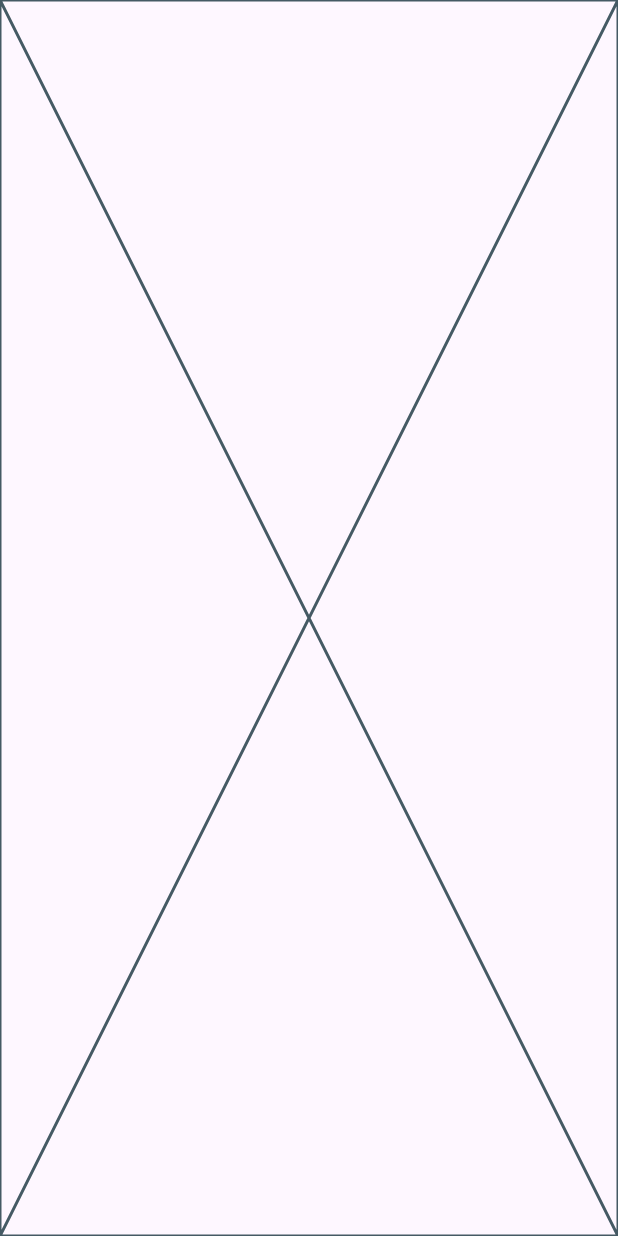
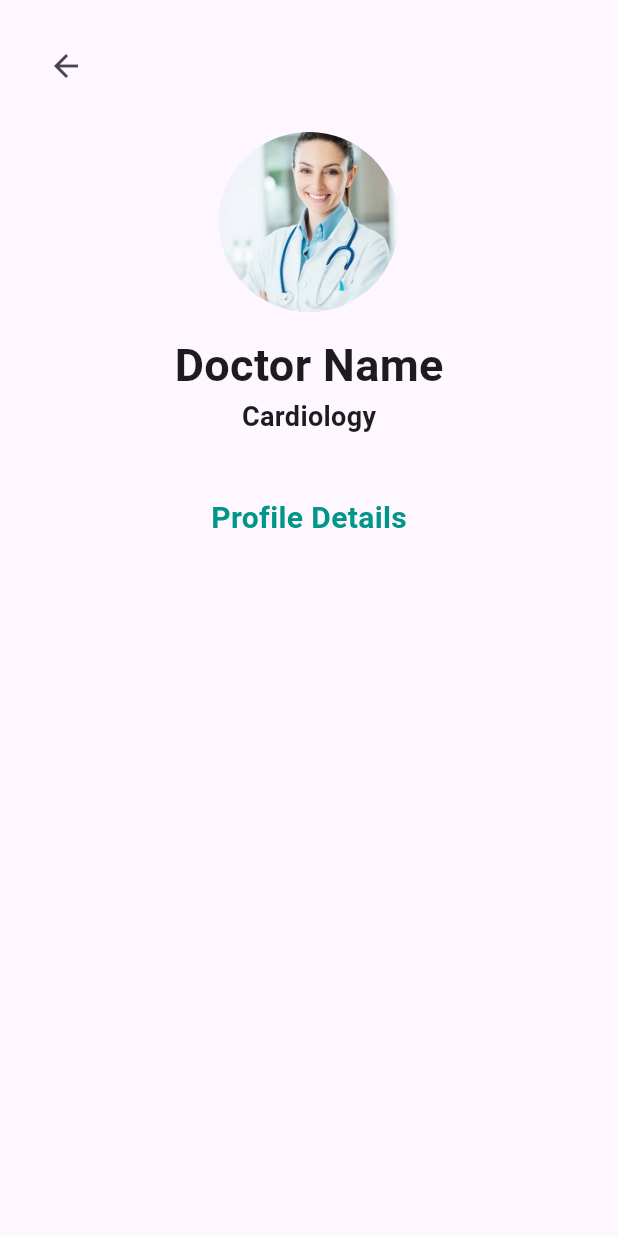
Before and after one commit to abdulrhmanGhandour/medic-app, a Flutter app: the DoctorProfileView screen opened by its route, on a phone screen of 412 x 824 dp. Run offline on Flutter 3.47's test engine with Material 3 defaults, Android fonts, the phone set to English and light mode, and no system bars; our stand-ins replace firebase_core, go_router; accounts and stored records are empty.

Commit message:
cerate profile view

```diff
--- /dev/null
+++ b/lib/features/doctor profile/presanteion/view/widget/custom_profile_app_bar.dart
@@ -0,0 +1,19 @@
+import 'package:flutter/material.dart';
+import 'package:go_router/go_router.dart';
+
+class CustomDoctorProfileAppBar extends StatelessWidget {
+  const CustomDoctorProfileAppBar({super.key});
+
+  @override
+  Widget build(BuildContext context) {
+    return Row(
+      children: [
+        IconButton(
+            onPressed: () {
+              GoRouter.of(context).pop();
+            },
+            icon: const Icon(Icons.arrow_back)),
+      ],
+    );
+  }
+}
--- /dev/null
+++ b/lib/features/doctor profile/presanteion/view/widget/doctor_profile_info.dart
@@ -0,0 +1,32 @@
+import 'package:flutter/material.dart';
+import 'package:medicapp/core/utls/assets.dart';
+import 'package:medicapp/core/utls/styles.dart';
+
+class ProfileInfo extends StatelessWidget {
+  const ProfileInfo({super.key});
+
+  @override
+  Widget build(BuildContext context) {
+    return Column(
+      children: [
+        const Center(
+          child: CircleAvatar(
+            radius: 60,
+            backgroundImage: AssetImage(AssetsData.kDoctor2Image),
+          ),
+        ),
+        const SizedBox(
+          height: 14,
+        ),
+        const Text(
+          'Doctor Name',
+          style: Styles.textStyle30,
+        ),
+        Text(
+          'Cardiology',
+          style: Styles.textStyle18.copyWith(fontWeight: FontWeight.bold),
+        ),
+      ],
+    );
+  }
+}
--- a/lib/features/doctor profile/presanteion/view/widget/doctor_profile_view_body.dart
+++ b/lib/features/doctor profile/presanteion/view/widget/doctor_profile_view_body.dart
@@ -1,10 +1,29 @@
 import 'package:flutter/material.dart';
+import 'package:medicapp/features/doctor%20profile/presanteion/view/widget/custom_profile_app_bar.dart';
+import 'package:medicapp/features/doctor%20profile/presanteion/view/widget/doctor_profile_info.dart';
+import 'package:medicapp/features/doctor%20profile/presanteion/view/widget/profile_details.dart';
+//import 'package:medicapp/core/utls/styles.dart';
 
 class DoctorProfileViewBody extends StatelessWidget {
   const DoctorProfileViewBody({super.key});
 
   @override
   Widget build(BuildContext context) {
-    return const Placeholder();
+    return const Padding(
+      padding: EdgeInsets.all(20.0),
+      child: Column(
+        children: [
+          CustomDoctorProfileAppBar(),
+          SizedBox(
+            height: 20,
+          ),
+          ProfileInfo(),
+            SizedBox(
+            height: 40,
+          ),
+          ProfileDerailsSection(),
+        ],
+      ),
+    );
   }
 }
--- /dev/null
+++ b/lib/features/doctor profile/presanteion/view/widget/profile_details.dart
@@ -0,0 +1,22 @@
+import 'package:flutter/material.dart';
+import 'package:medicapp/core/utls/colors.dart';
+import 'package:medicapp/core/utls/styles.dart';
+
+class ProfileDerailsSection extends StatelessWidget {
+  const ProfileDerailsSection({super.key});
+
+  @override
+  Widget build(BuildContext context) {
+    return Column(
+      children: [
+        Text(
+          'Profile Details',
+          style: Styles.textStyle20.copyWith(
+            color: ColorData.kSecndoryColor,
+            fontWeight: FontWeight.bold,
+          ),
+        ),
+      ],
+    );
+  }
+}
```
